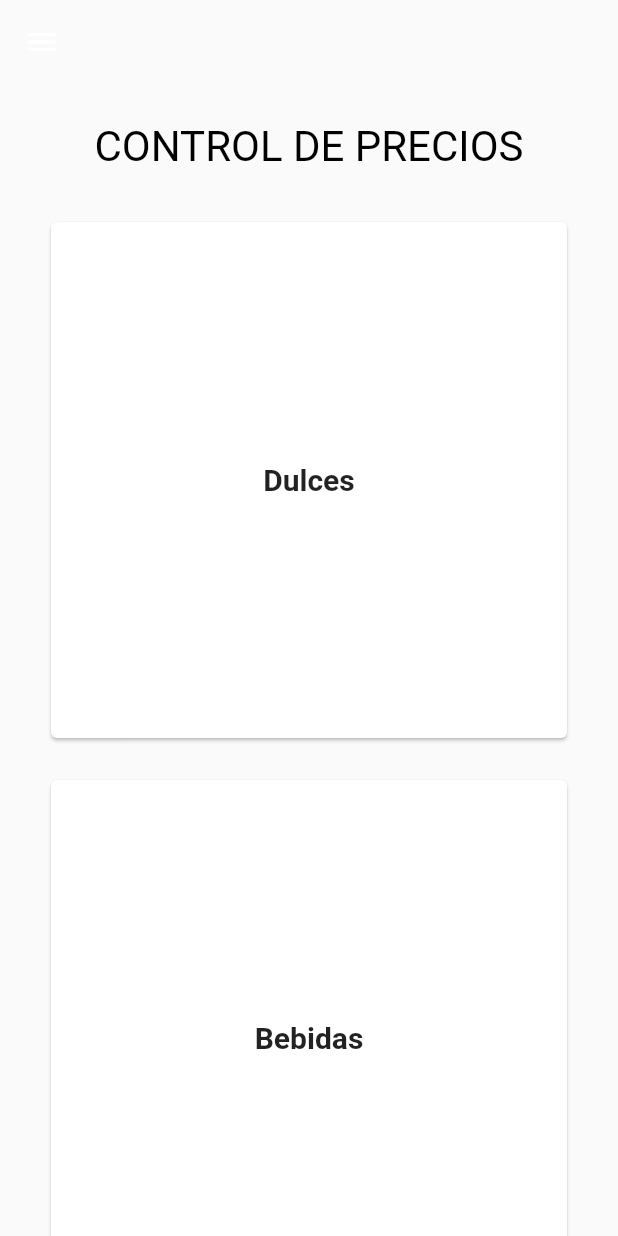
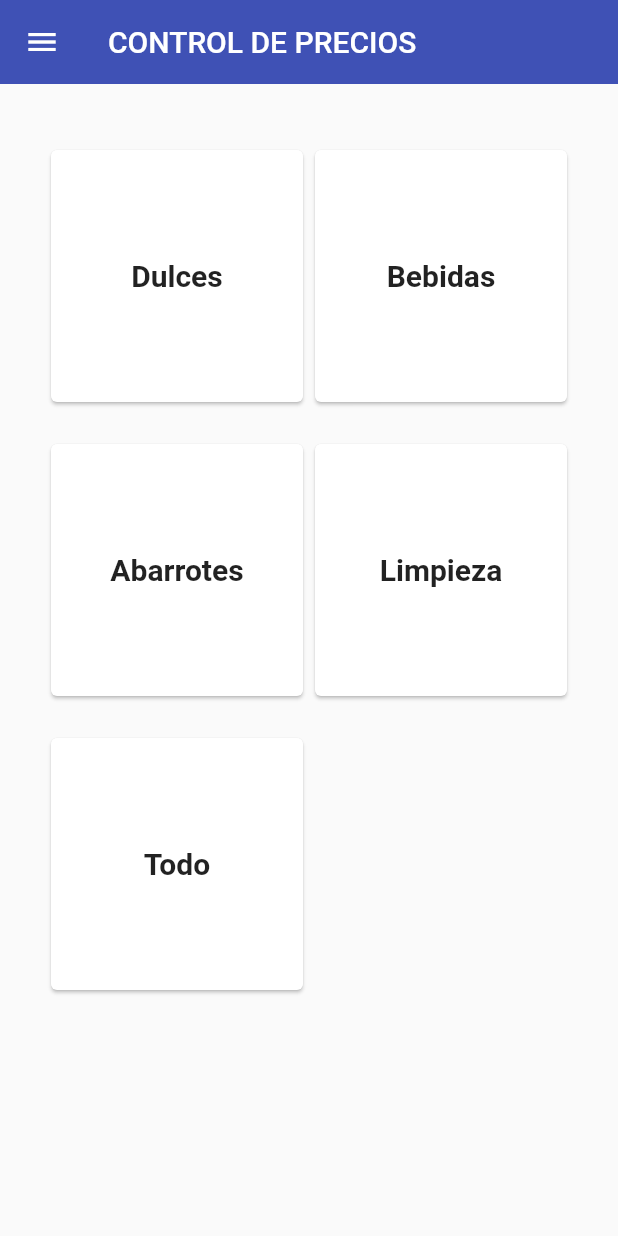
Before and after one commit to ElRobaCuentas/sistema_precios_tienda2022, a Flutter app: the screen it shows after launch, on a phone screen of 412 x 824 dp. Run offline on Flutter 3.47's test engine with Material 2 defaults, Android fonts, the phone set to English and light mode, and no system bars.

Commit message:
navbar fixed

```diff
--- a/lib/cards_widgets/card_widget.dart
+++ b/lib/cards_widgets/card_widget.dart
@@ -9,7 +9,7 @@ class CardWidget extends StatelessWidget {
       child: GridView.count(
         padding: const EdgeInsets.all(30),
         mainAxisSpacing: 20,
-        crossAxisCount: 1,
+        crossAxisCount: 2,
         children: [
           Card(
             child: InkWell(
--- a/lib/screens/home_screen.dart
+++ b/lib/screens/home_screen.dart
@@ -14,19 +14,20 @@ class _HomeScreenState extends State<HomeScreen> {
   Widget build(BuildContext context) {
     return Scaffold(
       appBar: AppBar(
-        backgroundColor: Colors.transparent,
+        title: Text('CONTROL DE PRECIOS'),
+        // backgroundColor: Colors.transparent,
       ),
       drawer: const DrawerHomeScreen(),
       body: Center(
         child: Column(
           children: const [
             SizedBox(
-              height: 25,
+              height: 10,
             ),
-            Text(
-              'CONTROL DE PRECIOS',
-              style: TextStyle(color: Colors.black, fontSize: 28),
-            ),
+            // Text(
+            //   'CONTROL DE PRECIOS',
+            //   style: TextStyle(color: Colors.black, fontSize: 28),
+            // ),
             CardWidget(),
           ],
         ),
```
Also changed, not shown: pubspec.lock, 1 other file.
